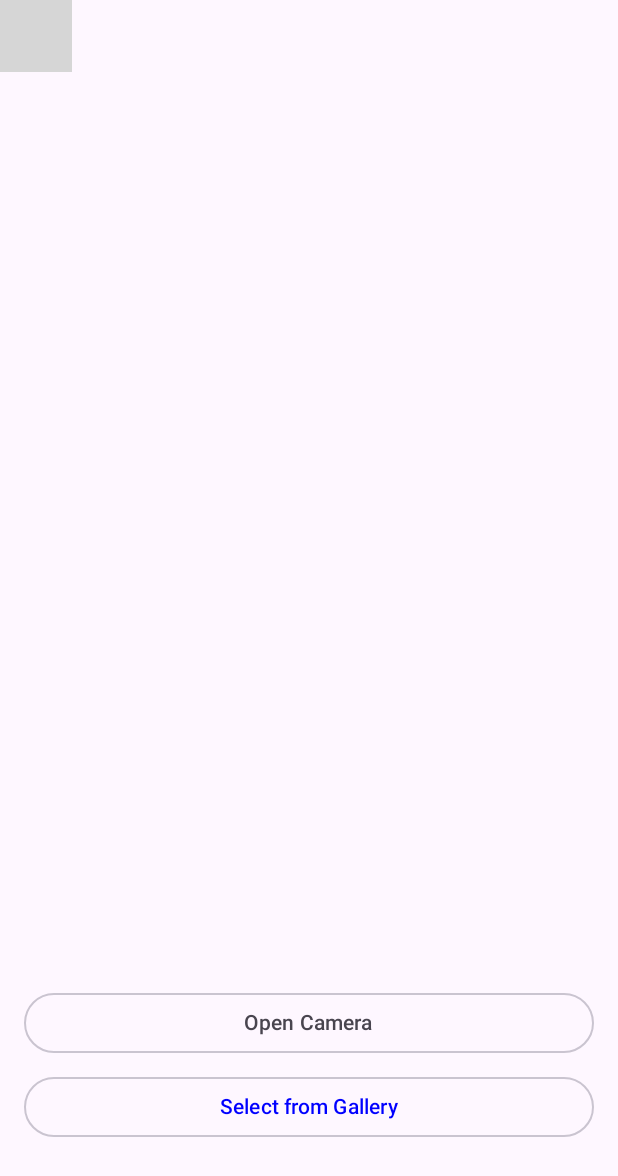
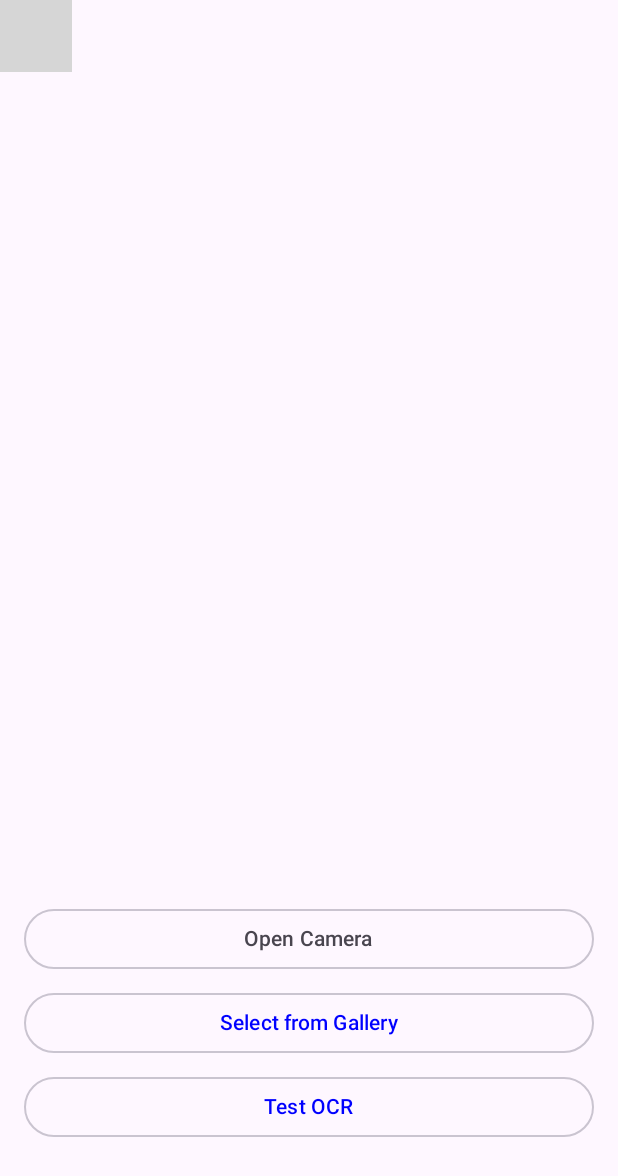
Before and after one commit to ismoy/CameraKMP, an Android app built with Jetpack Compose: the screen it shows after launch (MainActivity), on a phone screen of 412 x 824 dp. Shown: the top 1176 px of the screen. Run offline under Robolectric (Android 15) with nearby library versions, the phone set to English and light mode, and no system bars; libraries missing offline, so code that uses them is left out: io.github.ismoy.imagepickerkmp; 3 statements that could not run were skipped; grey boxes are pictures that could not be loaded.

```diff
--- a/composeApp/src/commonMain/kotlin/org/example/project/BasicUsage.kt
+++ b/composeApp/src/commonMain/kotlin/org/example/project/BasicUsage.kt
@@ -28,7 +28,6 @@ import io.github.ismoy.imagepickerkmp.domain.config.CameraCaptureConfig
 import io.github.ismoy.imagepickerkmp.domain.config.ImagePickerConfig
 import io.github.ismoy.imagepickerkmp.domain.config.PermissionAndConfirmationConfig
 import io.github.ismoy.imagepickerkmp.domain.extensions.loadPainter
-import io.github.ismoy.imagepickerkmp.domain.models.CompressionLevel
 import io.github.ismoy.imagepickerkmp.domain.models.GalleryPhotoResult
 import io.github.ismoy.imagepickerkmp.domain.models.PhotoResult
 import io.github.ismoy.imagepickerkmp.presentation.ui.components.GalleryPickerLauncher
@@ -114,8 +113,6 @@ fun BasicUsage(
                 showGalleryPickerLauncher -> {
                     GalleryPickerLauncher(
                         onPhotosSelected = { result ->
-                            println("Selected images: $result")
-                            println("Selected images: ${result.count()}")
                             onSelectedGalleryImagesChange(result)
                             onShowGalleryPickerLauncherChange(false)
                             onPickerSheetIOSVisibleChange(false)
@@ -130,8 +127,7 @@ fun BasicUsage(
                             onPickerSheetIOSVisibleChange(false)
                             isWaitingForSelection = false
                         },
-                        allowMultiple = true,
-                        includeExif = true
+                        allowMultiple = true
                     )
                 }
 
--- a/composeApp/src/commonMain/kotlin/org/example/project/CameraScreen.kt
+++ b/composeApp/src/commonMain/kotlin/org/example/project/CameraScreen.kt
@@ -19,6 +19,7 @@ import androidx.compose.ui.graphics.Color
 import androidx.compose.ui.unit.dp
 import io.github.ismoy.imagepickerkmp.domain.models.GalleryPhotoResult
 import io.github.ismoy.imagepickerkmp.domain.models.PhotoResult
+import org.example.project.ocrUsage.OCRUsageScreen
 
 @Composable
 fun CameraScreen(){
@@ -27,17 +28,32 @@ fun CameraScreen(){
     var isPickerSheetIOSVisible by remember { mutableStateOf(false) }
     var selectedGalleryImages by remember { mutableStateOf<List<GalleryPhotoResult>>(emptyList()) }
     var resultImagePickerLauncher by remember { mutableStateOf<PhotoResult?>(null) }
+    var isOCRActive by remember { mutableStateOf(false) }
+    var isInOCRScreen by remember { mutableStateOf(false) }
+
 
     Scaffold(
         bottomBar = {
-            if (!isPickerSheetIOSVisible){
             Column(
                 modifier = Modifier
                     .fillMaxWidth()
                     .padding(bottom = 32.dp),
-
                 horizontalAlignment = Alignment.CenterHorizontally
             ) {
+                if (isOCRActive || isInOCRScreen) {
+                    OutlinedButton(
+                        onClick = {
+                            isOCRActive = true
+                        },
+                        modifier = Modifier
+                            .fillMaxWidth()
+                            .padding(horizontal = 16.dp)
+                    ) {
+                        Text("Test OCR", color = Color.Blue)
+                    }
+                    Spacer(modifier = Modifier.height(30.dp))
+                } else {
+                    if (!isPickerSheetIOSVisible) {
                         OutlinedButton(
                             onClick = {
                                 selectedGalleryImages = emptyList()
@@ -65,7 +81,22 @@ fun CameraScreen(){
                         ) {
                             Text("Select from Gallery", color = Color.Blue)
                         }
+
+                        Spacer(modifier = Modifier.height(8.dp))
+
+                        OutlinedButton(
+                            onClick = {
+                                isOCRActive = true
+                            },
+                            modifier = Modifier
+                                .fillMaxWidth()
+                                .padding(horizontal = 16.dp)
+                        ) {
+                            Text("Test OCR", color = Color.Blue)
+                        }
+
                         Spacer(modifier = Modifier.height(30.dp))
+                    }
                 }
             }
         }
--- a/gradle/libs.versions.toml
+++ b/gradle/libs.versions.toml
@@ -11,7 +11,7 @@ androidx-lifecycle = "2.9.5"
 androidx-testExt = "1.3.0"
 coilCompose = "3.3.0"
 composeMultiplatform = "1.9.2"
-imagepickerkmp = "1.0.28-beta2"
+imagepickerkmp = "1.0.28-beta3"
 junit = "4.13.2"
 kotlin = "2.2.21"
 kotlinx-coroutines = "1.8.0"
```
Lines whose indentation alone changed are shown as unchanged.
